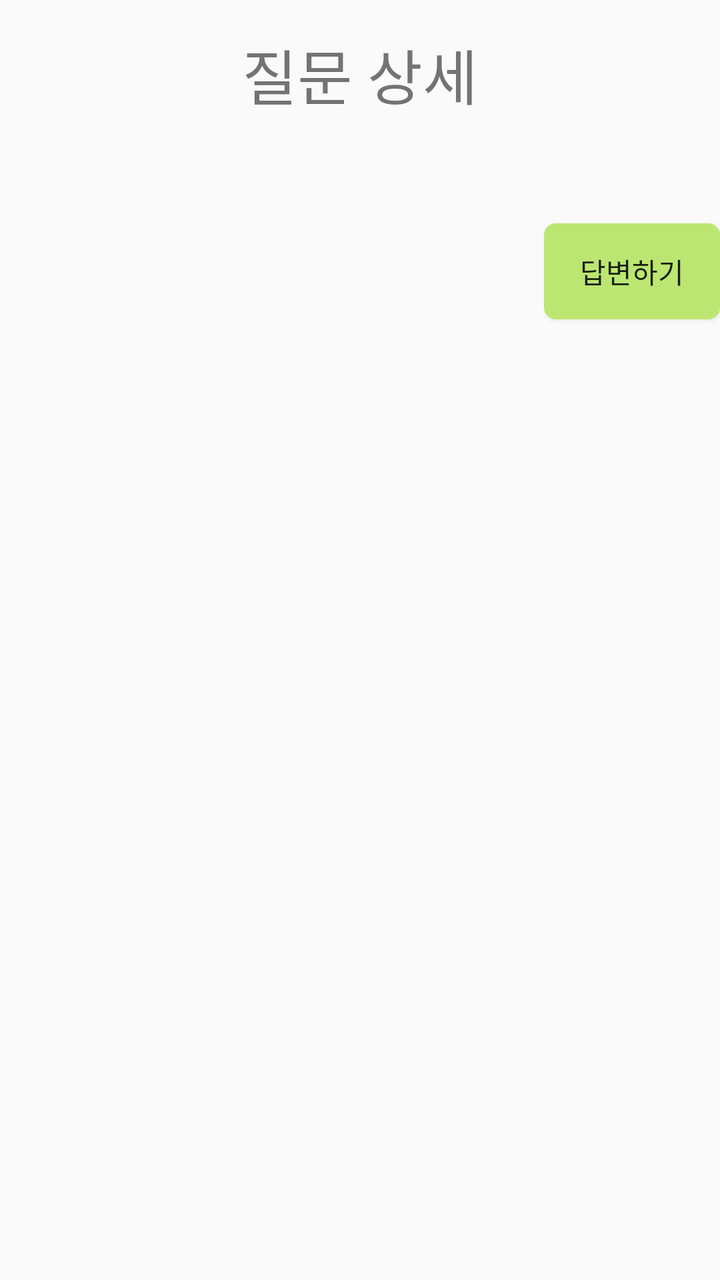
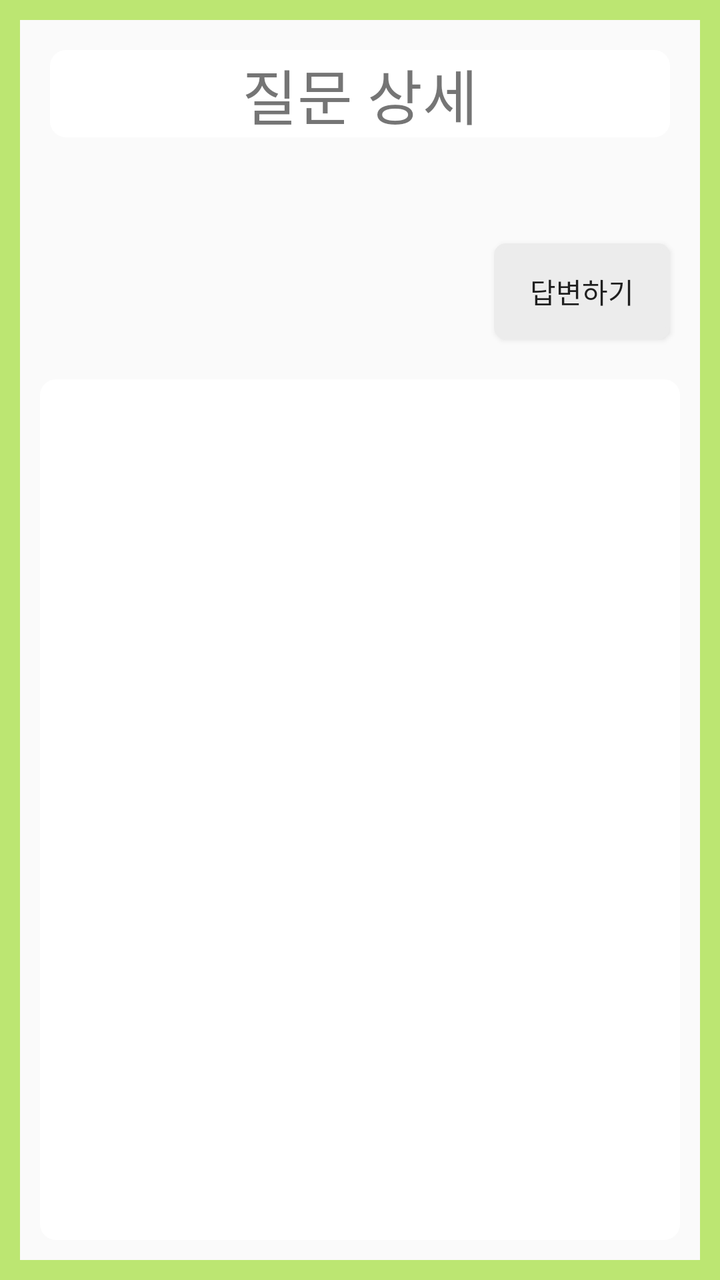

Compare the two renders of this Android layout. The source of the first and the diff that turns it into the second are given below.
<!-- AndroidManifest.xml: application theme Theme.AppCompat.Light.DarkActionBar -->
<!-- res/layout/activity_detail_q.xml -->
<?xml version="1.0" encoding="utf-8"?>
<LinearLayout xmlns:android="http://schemas.android.com/apk/res/android"
    android:layout_width="match_parent"
    android:layout_height="match_parent"
    android:orientation="vertical">

    <TextView
        android:layout_width="wrap_content"
        android:layout_height="wrap_content"
        android:layout_gravity="center"
        android:textSize="30dp"
        android:layout_margin="15dp"
        android:text="질문 상세"/>

    <LinearLayout
        android:layout_width="match_parent"
        android:layout_height="wrap_content"
        android:orientation="horizontal">

        <TextView
            android:id="@+id/Dqnatitle"
            android:layout_width="wrap_content"
            android:layout_height="wrap_content" />

        //if 작성자->삭제버튼

    </LinearLayout>

    <TextView
        android:id="@+id/contextQ"
        android:layout_width="match_parent"
        android:layout_height="wrap_content" />

    <Button
        android:onClick="updateA"
        android:background="@drawable/btn_ba"
        android:layout_width="wrap_content"
        android:layout_height="wrap_content"
        android:layout_gravity="right"
        android:text="답변하기"/>

    <LinearLayout
        android:layout_width="match_parent"
        android:layout_height="0dp"
        android:layout_weight="7"
        android:orientation="vertical">

        <ListView
            android:id="@+id/alist"
            android:layout_width="match_parent"
            android:layout_height="wrap_content" />
    </LinearLayout>

    //댓글아이콘
    //답변리스트로+더보기버튼

</LinearLayout>
<!-- resources referenced by this layout -->
<resources>
  <!-- drawable btn_ba (drawable) -->
  <?xml version="1.0" encoding="utf-8"?>
  <shape xmlns:android="http://schemas.android.com/apk/res/android">
  
      <solid android:color="#BCE672"/>
  
      <stroke
          android:width="2dp"
          android:color="#BCE672"/>
      <corners
          android:topLeftRadius="5dp"
          android:topRightRadius="5dp"
          android:bottomLeftRadius="5dp"
          android:bottomRightRadius="5dp" />
  
  </shape>
</resources>

<!-- the commit's change to res/layout/activity_detail_q.xml (unified diff, before → after) -->
@@ -2,15 +2,20 @@
 <LinearLayout xmlns:android="http://schemas.android.com/apk/res/android"
     android:layout_width="match_parent"
     android:layout_height="match_parent"
+    android:background="@drawable/lay_edge"
+    android:padding="10dp"
     android:orientation="vertical">
 
     <TextView
-        android:layout_width="wrap_content"
+        android:background="@drawable/border"
+        android:layout_width="match_parent"
         android:layout_height="wrap_content"
-        android:layout_gravity="center"
+        android:gravity="center"
         android:textSize="30dp"
         android:layout_margin="15dp"
         android:text="질문 상세"/>
+
+
 
     <LinearLayout
         android:layout_width="match_parent"
@@ -22,7 +27,7 @@
             android:layout_width="wrap_content"
             android:layout_height="wrap_content" />
 
-        //if 작성자->삭제버튼
+        
 
     </LinearLayout>
 
@@ -33,7 +38,9 @@
 
     <Button
         android:onClick="updateA"
-        android:background="@drawable/btn_ba"
+        android:layout_marginRight="15dp"
+        android:layout_marginBottom="10dp"
+        android:background="@drawable/btn_re"
         android:layout_width="wrap_content"
         android:layout_height="wrap_content"
         android:layout_gravity="right"
@@ -43,6 +50,8 @@
         android:layout_width="match_parent"
         android:layout_height="0dp"
         android:layout_weight="7"
+        android:layout_margin="10dp"
+        android:background="@drawable/border"
         android:orientation="vertical">
 
         <ListView
@@ -51,7 +60,4 @@
             android:layout_height="wrap_content" />
     </LinearLayout>
 
-    //댓글아이콘
-    //답변리스트로+더보기버튼
-
 </LinearLayout>
<!-- resource entries referenced after the edit -->
@@ -1,14 +1,30 @@
 <!-- resources referenced by this layout -->
 <resources>
-  <!-- drawable btn_ba (drawable) -->
+  <!-- drawable border (drawable) -->
+  <?xml version="1.0" encoding="utf-8"?>
+  <shape xmlns:android="http://schemas.android.com/apk/res/android">
+      android:padding="10dp"
+      android:shape="retangle">
+  
+      <stroke android:width="2dp"
+          android:color="@color/white"/>
+  
+      <solid android:color="#ffffff"/>
+      <corners
+          android:topRightRadius="7dp"
+          android:topLeftRadius="7dp"
+          android:bottomRightRadius="7dp"
+          android:bottomLeftRadius="7dp"/>
+  </shape>
+  <!-- drawable btn_re (drawable) -->
   <?xml version="1.0" encoding="utf-8"?>
   <shape xmlns:android="http://schemas.android.com/apk/res/android">
   
-      <solid android:color="#BCE672"/>
+      <solid android:color="#ececec"/>
   
       <stroke
           android:width="2dp"
-          android:color="#BCE672"/>
+          android:color="#ececec"/>
       <corners
           android:topLeftRadius="5dp"
           android:topRightRadius="5dp"
@@ -16,5 +32,17 @@
           android:bottomRightRadius="5dp" />
   
   </shape>
+  <!-- drawable lay_edge (drawable) -->
+  <?xml version="1.0" encoding="utf-8"?>
+  <layer-list xmlns:android="http://schemas.android.com/apk/res/android">
+      <item>
+          <shape android:shape="rectangle">
+              <stroke android:width = "10dp" android:color ="#BCE672"/>
+              <solid android:color="#00ff0000"/>
+          </shape>
+      </item>
+  
+  </layer-list>
+  <color name="white">#FFFFFF</color>
 </resources>
 
